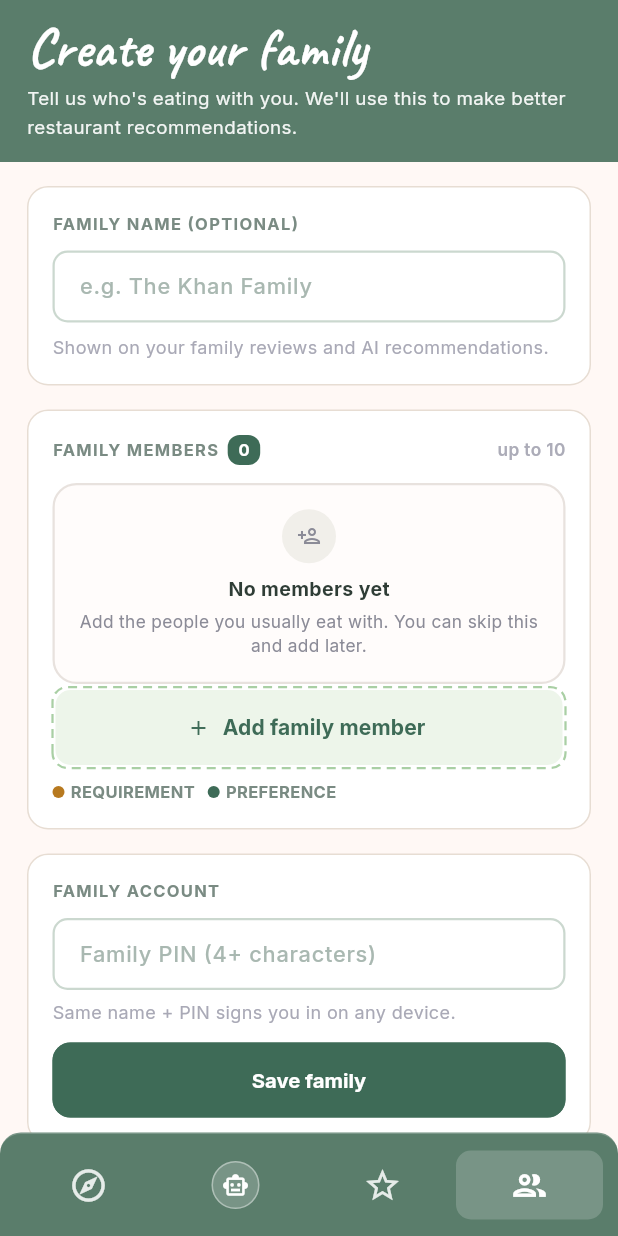
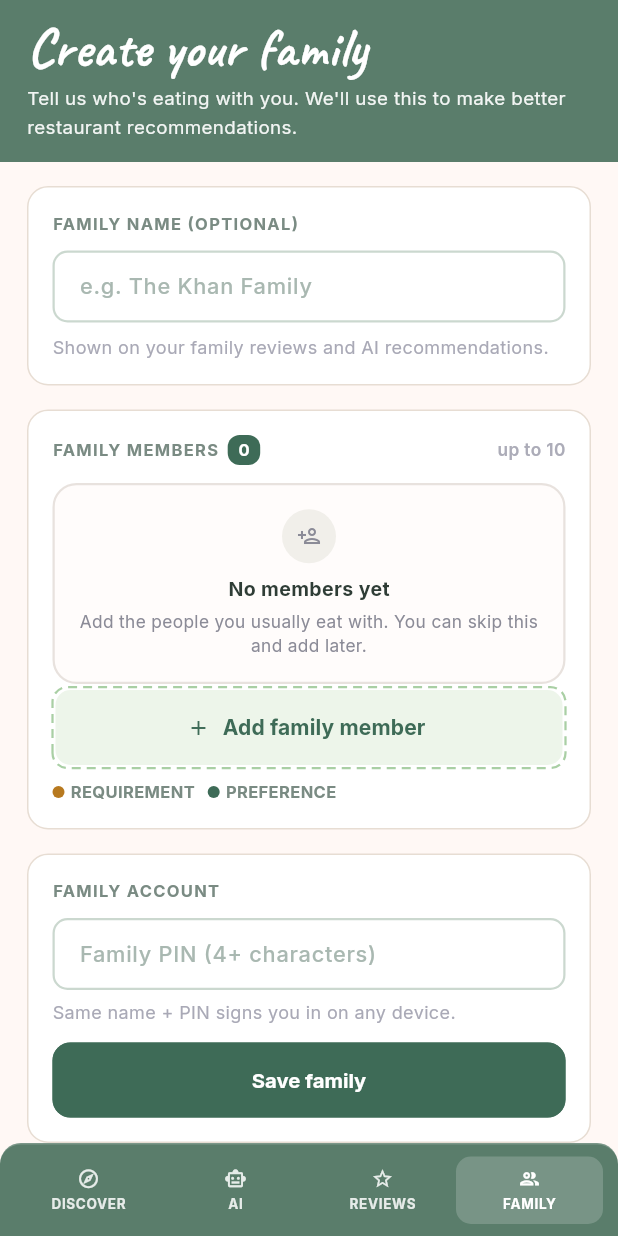
Before and after one commit to shotgun84/smac_comp, a Flutter app: the screen it shows after launch, after a tap on "Create your family", on a phone screen of 412 x 824 dp. Run offline on Flutter 3.47's test engine with Material 3 defaults, Android fonts, the phone set to English and light mode, and no system bars; drawn by our look-alikes of dotted_border; our stand-ins replace google_fonts, image_picker, shared_preferences; network calls fail.

Commit message:
Revert to labeled nav, unify AI item with others

```diff
--- a/lib/widgets/familia_widgets.dart
+++ b/lib/widgets/familia_widgets.dart
@@ -518,20 +518,34 @@ class FamiliaBottomNav extends StatelessWidget {
   final ValueChanged<String> onNav;
   const FamiliaBottomNav({super.key, required this.current, required this.onNav});
 
-  Widget item(BuildContext context, String key, IconData icon) {
+  Widget item(BuildContext context, String key, IconData icon, String label) {
     final on = current == key;
     return Expanded(
       child: GestureDetector(
         onTap: () => onNav(key),
         behavior: HitTestBehavior.opaque,
         child: Container(
-          padding: const EdgeInsets.symmetric(vertical: 10),
-          alignment: Alignment.center,
+          padding: const EdgeInsets.symmetric(vertical: 7),
           decoration: BoxDecoration(
             color: on ? Colors.white.withValues(alpha: 0.18) : Colors.transparent,
             borderRadius: BorderRadius.circular(10),
           ),
-          child: Icon(icon, size: 26, color: on ? Colors.white : Colors.white.withValues(alpha: 0.85)),
+          child: Column(
+            mainAxisSize: MainAxisSize.min,
+            children: [
+              Icon(icon, size: 15, color: on ? Colors.white : Colors.white.withValues(alpha: 0.85)),
+              const SizedBox(height: 3),
+              Text(
+                label.toUpperCase(),
+                style: GoogleFonts.inter(
+                  fontSize: 9,
+                  fontWeight: FontWeight.w700,
+                  letterSpacing: 0.05 * 9,
+                  color: on ? Colors.white : Colors.white.withValues(alpha: 0.85),
+                ),
+              ),
+            ],
+          ),
         ),
       ),
     );
@@ -548,34 +562,10 @@ class FamiliaBottomNav extends StatelessWidget {
       padding: EdgeInsets.fromLTRB(10, 8, 10, 8 + MediaQuery.of(context).padding.bottom),
       child: Row(
         children: [
-          item(context, 'home', Icons.explore_outlined),
-          Expanded(
-            child: GestureDetector(
-              onTap: () => onNav('ai'),
-              behavior: HitTestBehavior.opaque,
-              child: Container(
-                padding: const EdgeInsets.symmetric(vertical: 10),
-                alignment: Alignment.center,
-                decoration: BoxDecoration(
-                  color: Colors.transparent,
-                  borderRadius: BorderRadius.circular(10),
-                ),
-                child: Container(
-                  width: 32,
-                  height: 32,
-                  decoration: BoxDecoration(
-                    shape: BoxShape.circle,
-                    color: Colors.white.withValues(alpha: 0.18),
-                    border: Border.all(color: Colors.white.withValues(alpha: 0.4)),
-                  ),
-                  child: const Icon(Icons.smart_toy_outlined,
-                      size: 18, color: Colors.white),
-                ),
-              ),
-            ),
-          ),
-          item(context, 'reviews', Icons.star_outline),
-          item(context, 'family', Icons.group_outlined),
+          item(context, 'home', Icons.explore_outlined, 'Discover'),
+          item(context, 'ai', Icons.smart_toy_outlined, 'AI'),
+          item(context, 'reviews', Icons.star_outline, 'Reviews'),
+          item(context, 'family', Icons.group_outlined, 'Family'),
         ],
       ),
     );
```
